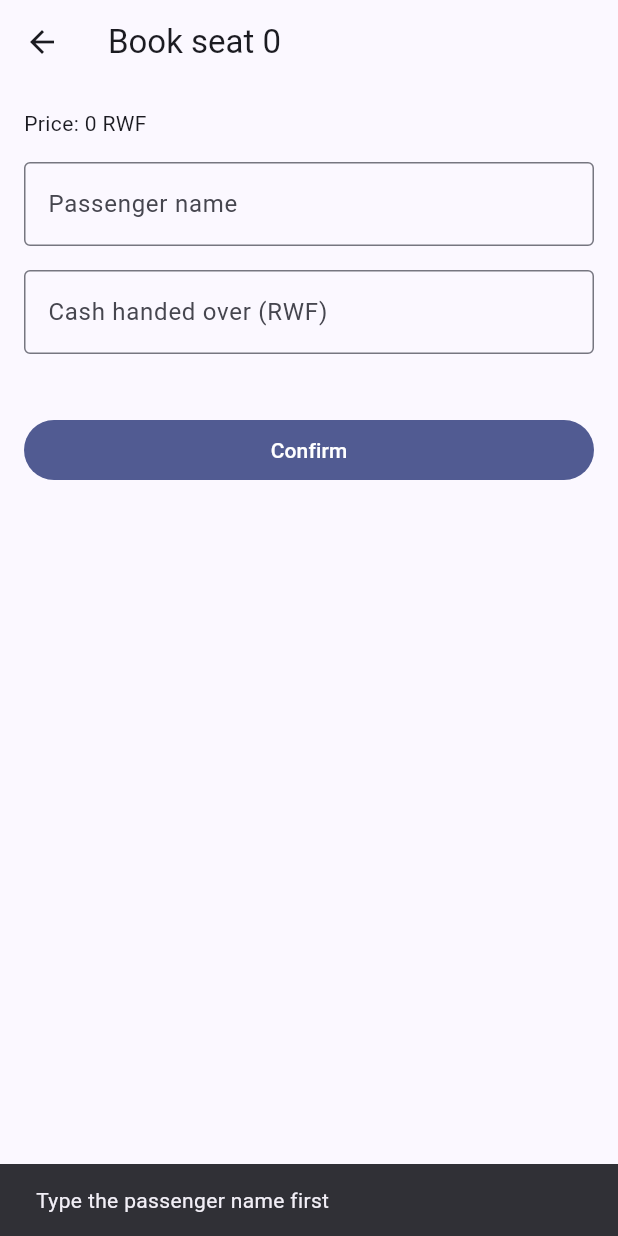
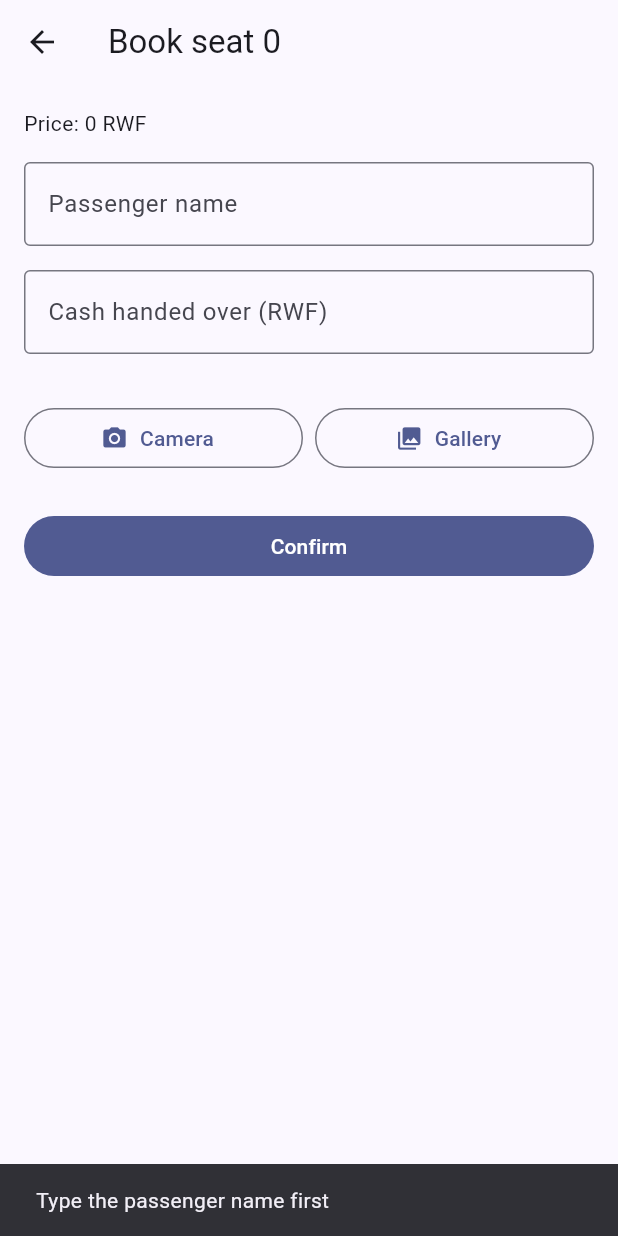
Before and after one commit to Hope-05/bus_booking, a Flutter app: the BookSeatScreen screen opened directly with empty values, after a tap on "Confirm", on a phone screen of 412 x 824 dp. Run offline on Flutter 3.47's test engine with Material 3 defaults, Android fonts, the phone set to English and light mode, and no system bars; our stand-ins replace cloud_firestore, firebase_auth, firebase_core, image_picker; accounts and stored records are empty.

Commit message:
passenger photo upload via Cloudinary

```diff
--- a/lib/models/bus_models.dart
+++ b/lib/models/bus_models.dart
@@ -1,8 +1,9 @@
 class Passenger {
-  Passenger(this.name, {this.priority = false});
+  Passenger(this.name, {this.priority = false, this.photoUrl}); // NEW photoUrl
 
   final String name;
   final bool priority;
+  final String? photoUrl; // NEW: link to the passenger's photo, or null
 }
 
 class Seat {
@@ -16,8 +17,9 @@ class Seat {
 }
 
 class Booking {
-  Booking(this.name, this.cash);
+  Booking(this.name, this.cash, {this.photoUrl}); // NEW photoUrl
 
   final String name;
   final int cash;
+  final String? photoUrl; // NEW
 }
--- a/lib/screens/book_seat_screen.dart
+++ b/lib/screens/book_seat_screen.dart
@@ -1,4 +1,7 @@
+import 'dart:io'; // NEW
+
 import 'package:flutter/material.dart';
+import 'package:image_picker/image_picker.dart'; // NEW
 
 import '../models/bus_models.dart';
 import '../utils/change.dart';
@@ -9,11 +12,13 @@ class BookSeatScreen extends StatefulWidget {
     required this.seatNumber,
     required this.price,
     required this.takenNames,
+    required this.onUpload, // NEW
   });
 
   final int seatNumber;
   final int price;
   final List<String> takenNames;
+  final Future<String> Function(File photo) onUpload; // NEW
 
   @override
   State<BookSeatScreen> createState() => _BookSeatScreenState();
@@ -22,6 +27,8 @@ class BookSeatScreen extends StatefulWidget {
 class _BookSeatScreenState extends State<BookSeatScreen> {
   final nameController = TextEditingController();
   final cashController = TextEditingController();
+  File? _photo; // NEW: picked on this phone, not uploaded yet
+  bool _saving = false; // NEW
 
   @override
   void dispose() {
@@ -37,7 +44,19 @@ class _BookSeatScreenState extends State<BookSeatScreen> {
     );
   }
 
-  void confirm() {
+  // NEW
+  Future<void> _pickPhoto(ImageSource source) async {
+    final picked = await ImagePicker().pickImage(
+      source: source,
+      maxWidth: 1200,
+      imageQuality: 70,
+    );
+    if (picked == null) return; // the user cancelled
+    setState(() => _photo = File(picked.path));
+  }
+
+  // CHANGED: now async, uploads the photo first, then returns the booking
+  Future<void> confirm() async {
     final name = nameController.text.trim();
     final cash = int.tryParse(cashController.text.trim());
 
@@ -62,7 +81,20 @@ class _BookSeatScreenState extends State<BookSeatScreen> {
       showMessage('Cash must be a multiple of 100');
       return;
     }
-    Navigator.pop(context, Booking(name, cash));
+
+    setState(() => _saving = true);
+    try {
+      String? photoUrl;
+      if (_photo != null) {
+        photoUrl = await widget.onUpload(_photo!);
+      }
+      if (!mounted) return;
+      Navigator.pop(context, Booking(name, cash, photoUrl: photoUrl));
+    } catch (e) {
+      if (!mounted) return;
+      setState(() => _saving = false);
+      showMessage('Could not upload the photo: $e');
+    }
   }
 
   @override
@@ -98,8 +130,38 @@ class _BookSeatScreenState extends State<BookSeatScreen> {
           const SizedBox(height: 16),
           if (canShowChange)
             Text('Change: ${changeInNotes(cash - widget.price)}'),
+          const SizedBox(height: 16),
+          // NEW: photo preview and the two buttons
+          if (_photo != null) ...[
+            Image.file(_photo!, height: 180, fit: BoxFit.cover),
+            const SizedBox(height: 8),
+          ],
+          Row(
+            children: [
+              Expanded(
+                child: OutlinedButton.icon(
+                  onPressed:
+                      _saving ? null : () => _pickPhoto(ImageSource.camera),
+                  icon: const Icon(Icons.photo_camera),
+                  label: const Text('Camera'),
+                ),
+              ),
+              const SizedBox(width: 8),
+              Expanded(
+                child: OutlinedButton.icon(
+                  onPressed:
+                      _saving ? null : () => _pickPhoto(ImageSource.gallery),
+                  icon: const Icon(Icons.photo_library),
+                  label: const Text('Gallery'),
+                ),
+              ),
+            ],
+          ),
           const SizedBox(height: 24),
-          FilledButton(onPressed: confirm, child: const Text('Confirm')),
+          FilledButton(
+            onPressed: _saving ? null : confirm,
+            child: Text(_saving ? 'Saving...' : 'Confirm'),
+          ),
         ],
       ),
     );
```
Also changed, not shown: 1 other file.
